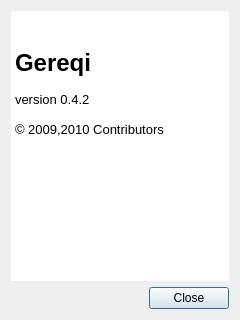
Qt form gereqi/about.ui (handsomegui/Gereqi) before a commit.
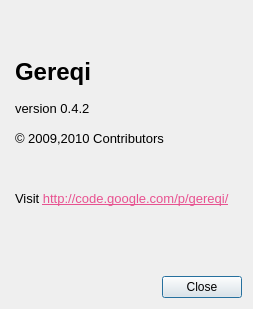
The same form after that commit. Icons and pictures are not drawn.

Commit message: Made the about box's text-background transparent. The link opens in the default web browser

```diff
--- a/gereqi/about.ui
+++ b/gereqi/about.ui
@@ -6,8 +6,8 @@
    <rect>
     <x>0</x>
     <y>0</y>
-    <width>240</width>
-    <height>320</height>
+    <width>253</width>
+    <height>309</height>
    </rect>
   </property>
   <property name="windowTitle">
@@ -20,11 +20,8 @@
   <layout class="QGridLayout" name="gridLayout">
    <item row="0" column="0">
     <widget class="QTextBrowser" name="textBrowser">
-     <property name="autoFillBackground">
-      <bool>true</bool>
-     </property>
      <property name="styleSheet">
-      <string notr="true">background-color: rgb(255, 255, 255);</string>
+      <string notr="true">background-color: rgba(255, 255, 255, 0);</string>
      </property>
      <property name="frameShape">
       <enum>QFrame::NoFrame</enum>
@@ -32,8 +29,8 @@
      <property name="frameShadow">
       <enum>QFrame::Plain</enum>
      </property>
-     <property name="lineWidth">
-      <number>0</number>
+     <property name="tabChangesFocus">
+      <bool>true</bool>
      </property>
      <property name="html">
       <string>&lt;!DOCTYPE HTML PUBLIC &quot;-//W3C//DTD HTML 4.0//EN&quot; &quot;http://www.w3.org/TR/REC-html40/strict.dtd&quot;&gt;
@@ -41,14 +38,19 @@
 p, li { white-space: pre-wrap; }
 &lt;/style&gt;&lt;/head&gt;&lt;body style=&quot; font-family:'Droid Sans'; font-size:10pt; font-weight:400; font-style:normal;&quot;&gt;
 &lt;p align=&quot;right&quot; style=&quot; margin-top:0px; margin-bottom:0px; margin-left:0px; margin-right:0px; -qt-block-indent:0; text-indent:0px;&quot;&gt;&lt;img src=&quot;:/Icons/app.png&quot; /&gt;&lt;/p&gt;
-&lt;p style=&quot;-qt-paragraph-type:empty; margin-top:0px; margin-bottom:0px; margin-left:0px; margin-right:0px; -qt-block-indent:0; text-indent:0px; font-size:12pt; font-weight:600;&quot;&gt;&lt;/p&gt;
+&lt;p style=&quot;-qt-paragraph-type:empty; margin-top:0px; margin-bottom:0px; margin-left:0px; margin-right:0px; -qt-block-indent:0; text-indent:0px; font-size:18pt; font-weight:600;&quot;&gt;&lt;/p&gt;
 &lt;p style=&quot; margin-top:0px; margin-bottom:0px; margin-left:0px; margin-right:0px; -qt-block-indent:0; text-indent:0px;&quot;&gt;&lt;span style=&quot; font-size:18pt; font-weight:600;&quot;&gt;Gereqi&lt;/span&gt;&lt;/p&gt;
 &lt;p style=&quot;-qt-paragraph-type:empty; margin-top:0px; margin-bottom:0px; margin-left:0px; margin-right:0px; -qt-block-indent:0; text-indent:0px;&quot;&gt;&lt;/p&gt;
 &lt;p style=&quot; margin-top:0px; margin-bottom:0px; margin-left:0px; margin-right:0px; -qt-block-indent:0; text-indent:0px;&quot;&gt;version 0.4.2&lt;/p&gt;
 &lt;p style=&quot;-qt-paragraph-type:empty; margin-top:0px; margin-bottom:0px; margin-left:0px; margin-right:0px; -qt-block-indent:0; text-indent:0px;&quot;&gt;&lt;/p&gt;
 &lt;p style=&quot; margin-top:0px; margin-bottom:0px; margin-left:0px; margin-right:0px; -qt-block-indent:0; text-indent:0px;&quot;&gt;© 2009,2010 Contributors&lt;/p&gt;
 &lt;p style=&quot;-qt-paragraph-type:empty; margin-top:0px; margin-bottom:0px; margin-left:0px; margin-right:0px; -qt-block-indent:0; text-indent:0px;&quot;&gt;&lt;/p&gt;
-&lt;p style=&quot;-qt-paragraph-type:empty; margin-top:0px; margin-bottom:0px; margin-left:0px; margin-right:0px; -qt-block-indent:0; text-indent:0px;&quot;&gt;&lt;/p&gt;&lt;/body&gt;&lt;/html&gt;</string>
+&lt;p style=&quot;-qt-paragraph-type:empty; margin-top:0px; margin-bottom:0px; margin-left:0px; margin-right:0px; -qt-block-indent:0; text-indent:0px;&quot;&gt;&lt;/p&gt;
+&lt;p style=&quot;-qt-paragraph-type:empty; margin-top:0px; margin-bottom:0px; margin-left:0px; margin-right:0px; -qt-block-indent:0; text-indent:0px;&quot;&gt;&lt;/p&gt;
+&lt;p style=&quot; margin-top:0px; margin-bottom:0px; margin-left:0px; margin-right:0px; -qt-block-indent:0; text-indent:0px;&quot;&gt;Visit &lt;a href=&quot;http://code.google.com/p/gereqi/&quot;&gt;&lt;span style=&quot; text-decoration: underline; color:#e85290;&quot;&gt;http://code.google.com/p/gereqi/&lt;/span&gt;&lt;/a&gt;&lt;/p&gt;&lt;/body&gt;&lt;/html&gt;</string>
+     </property>
+     <property name="acceptRichText">
+      <bool>false</bool>
      </property>
      <property name="textInteractionFlags">
       <set>Qt::NoTextInteraction</set>
```
Left out of the diff: 24 changed lines with no effect on the pictures. The commit also changes 2 other files.
